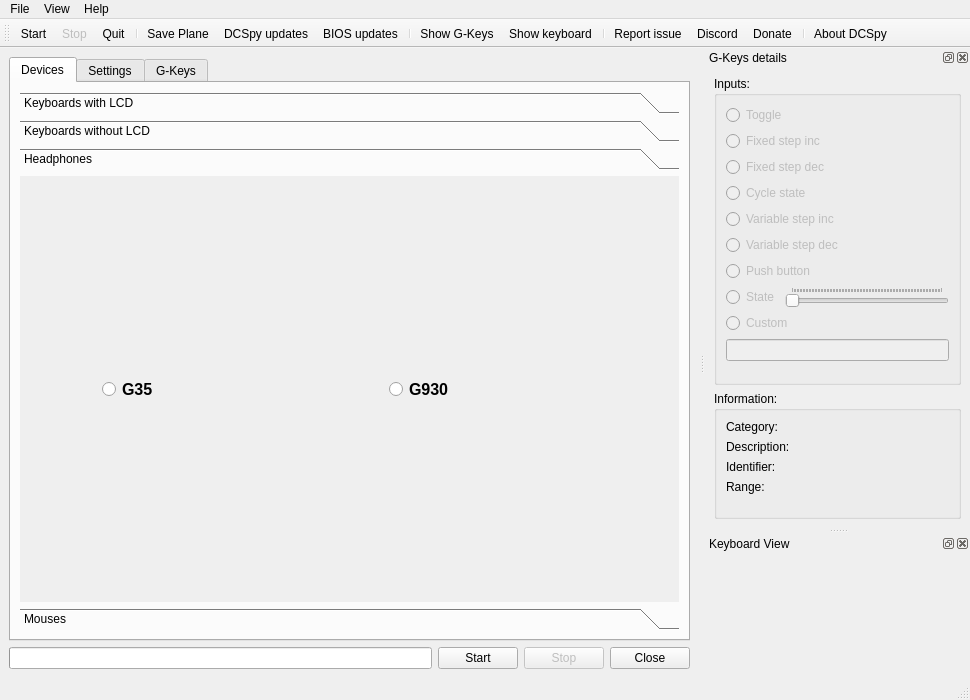
emcek/dcspy, file dcspy/ui/qtdcs.ui: the form before one commit.
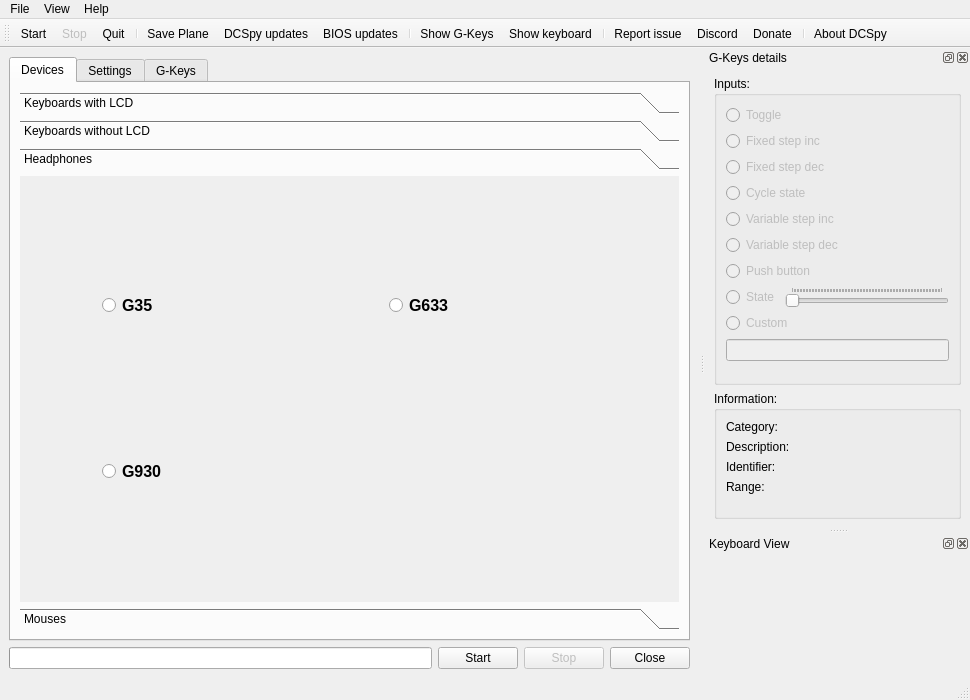
The form after the commit. The open tabs and pages were chosen to show the change. Icons and pictures are not drawn.

```diff
--- a/dcspy/ui/qtdcs.ui
+++ b/dcspy/ui/qtdcs.ui
@@ -449,7 +449,7 @@
                 </property>
                </widget>
               </item>
-              <item row="0" column="1">
+              <item row="1" column="0">
                <widget class="QRadioButton" name="rb_g930">
                 <property name="maximumSize">
                  <size>
@@ -478,6 +478,35 @@
                 </property>
                </widget>
               </item>
+              <item row="0" column="1">
+               <widget class="QRadioButton" name="rb_g633">
+                <property name="maximumSize">
+                 <size>
+                  <width>208</width>
+                  <height>80</height>
+                 </size>
+                </property>
+                <property name="font">
+                 <font>
+                  <pointsize>12</pointsize>
+                  <bold>true</bold>
+                 </font>
+                </property>
+                <property name="text">
+                 <string>G633</string>
+                </property>
+                <property name="icon">
+                 <iconset resource="../qtgui.qrc">
+                  <normaloff>:/icons/img/G633.png</normaloff>:/icons/img/G633.png</iconset>
+                </property>
+                <property name="iconSize">
+                 <size>
+                  <width>123</width>
+                  <height>90</height>
+                 </size>
+                </property>
+               </widget>
+              </item>
              </layout>
             </widget>
             <widget class="QWidget" name="p_mouses">
```
